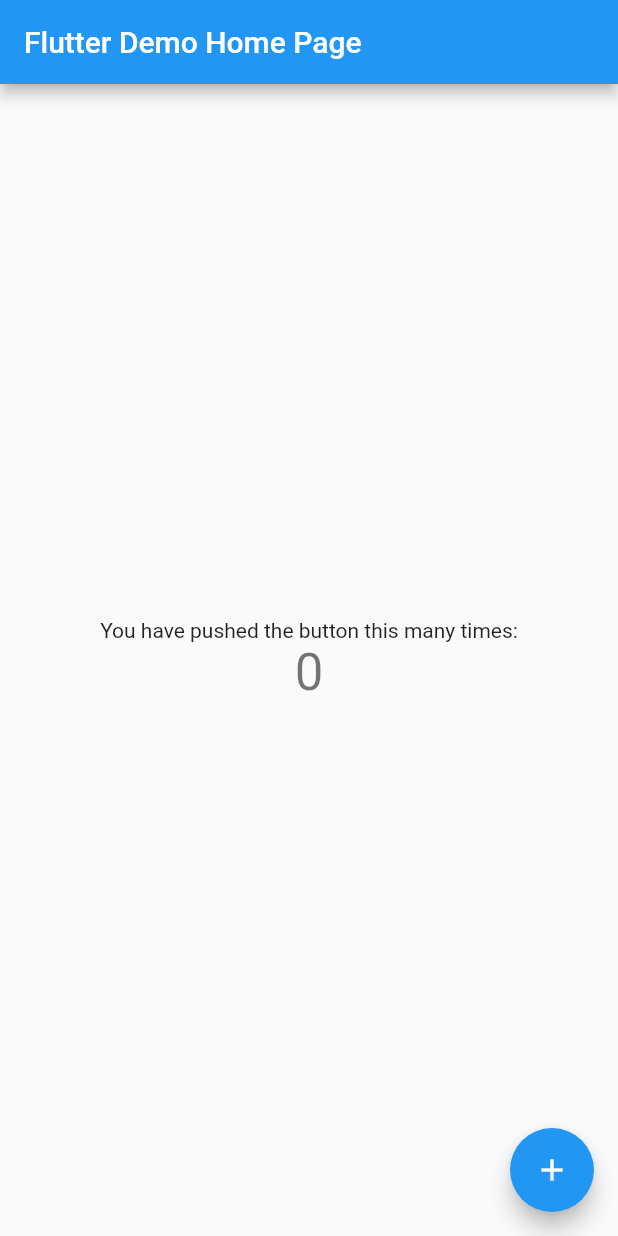
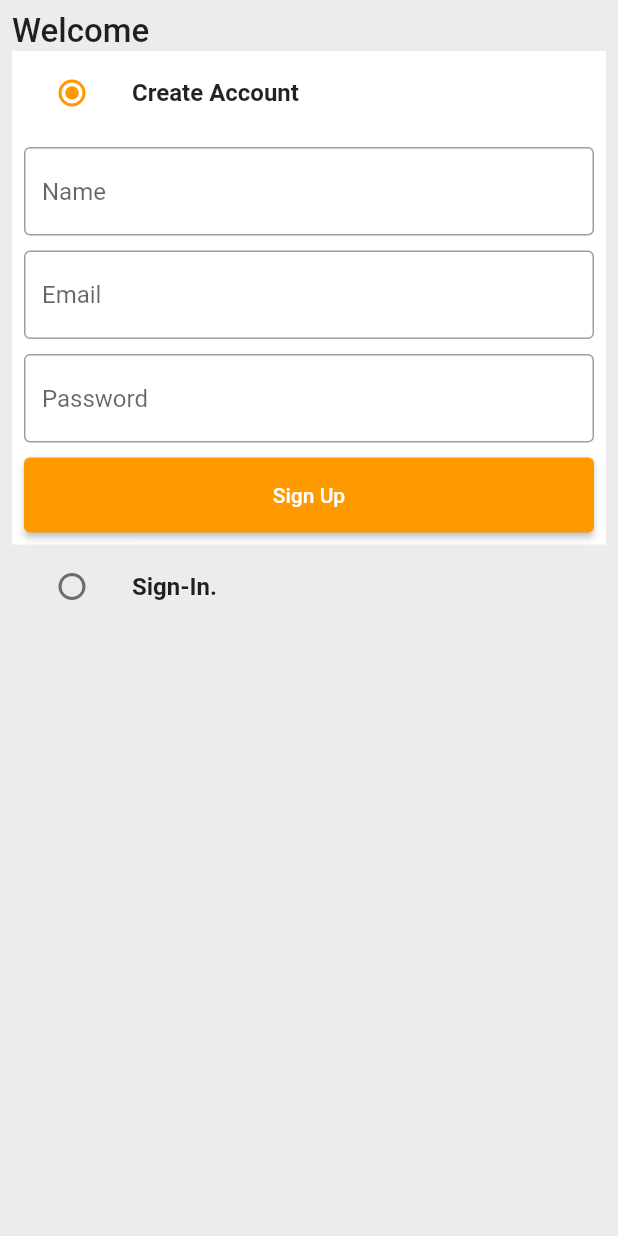
Before and after one commit to hero-BA/flutter_amazon_clone, a Flutter app: the screen it shows after launch, on a phone screen of 412 x 824 dp. Run offline on Flutter 3.47's test engine with Material 2 defaults, Android fonts, the phone set to English and light mode, and no system bars.

Commit message:
Auth Screen

```diff
--- /dev/null
+++ b/lib/common/widgets/custom_button.dart
@@ -0,0 +1,21 @@
+import 'package:flutter/material.dart';
+
+class CustomButton extends StatelessWidget {
+  final String text;
+  final VoidCallback onTap;
+  const CustomButton({Key? key, required this.text, required this.onTap})
+      : super(key: key);
+
+  @override
+  Widget build(BuildContext context) {
+    return ElevatedButton(
+      child: Text(
+        text,
+      ),
+      onPressed: onTap,
+      style: ElevatedButton.styleFrom(
+        minimumSize: const Size(double.infinity, 50),
+      ),
+    );
+  }
+}
--- /dev/null
+++ b/lib/common/widgets/custom_textfield.dart
@@ -0,0 +1,24 @@
+import 'package:flutter/material.dart';
+
+class CustomTextField extends StatelessWidget {
+  final TextEditingController controller;
+  final String hintText;
+  const CustomTextField(
+      {Key? key, required this.controller, required this.hintText})
+      : super(key: key);
+
+  @override
+  Widget build(BuildContext context) {
+    return TextFormField(
+      controller: controller,
+      decoration: InputDecoration(
+        hintText: hintText,
+        border: const OutlineInputBorder(
+            borderSide: BorderSide(color: Colors.black38)),
+        enabledBorder: const OutlineInputBorder(
+            borderSide: BorderSide(color: Colors.black38)),
+      ),
+      // validator: ,
+    );
+  }
+}
--- /dev/null
+++ b/lib/constants/global_variables.dart
@@ -0,0 +1,18 @@
+import 'package:flutter/material.dart';
+
+class GlobalVariables {
+  // COLORS
+  static const appBarGradient = LinearGradient(
+    colors: [
+      Color.fromARGB(255, 29, 201, 192),
+      Color.fromARGB(255, 125, 221, 216),
+    ],
+    stops: [0.5, 1.0],
+  );
+
+  static const secondaryColor = Color.fromRGBO(255, 153, 0, 1);
+  static const backgroundColor = Colors.white;
+  static const Color greyBackgroundColor = Color(0xffebecee);
+  static var selectedNavBarColor = Colors.cyan[800]!;
+  static const unselectedNavBarColor = Colors.black87;
+}
--- /dev/null
+++ b/lib/features/auth/screens/auth_screen.dart
@@ -0,0 +1,147 @@
+import 'package:flutter_amazon_clone/common/widgets/custom_button.dart';
+import 'package:flutter_amazon_clone/common/widgets/custom_textfield.dart';
+import 'package:flutter_amazon_clone/constants/global_variables.dart';
+import 'package:flutter/material.dart';
+
+enum Auth { signin, signup }
+
+class AuthScreen extends StatefulWidget {
+  static const String routeName = '/auth-screen';
+  const AuthScreen({super.key});
+
+  @override
+  State<AuthScreen> createState() => _AuthScreenState();
+}
+
+class _AuthScreenState extends State<AuthScreen> {
+  Auth _auth = Auth.signup;
+  final _signUpFormKey = GlobalKey<FormState>();
+  final _signInFormKey = GlobalKey<FormState>();
+
+  final TextEditingController _emailController = TextEditingController();
+  final TextEditingController _passwordController = TextEditingController();
+  final TextEditingController _nameController = TextEditingController();
+
+  @override
+  void dispose() {
+    super.dispose();
+    _emailController.dispose();
+    _passwordController.dispose();
+    _nameController.dispose();
+  }
+
+  @override
+  Widget build(BuildContext context) {
+    return Scaffold(
+      backgroundColor: GlobalVariables.greyBackgroundColor,
+      body: SafeArea(
+        child: Padding(
+          padding: const EdgeInsets.all(8.0),
+          child: Column(
+            crossAxisAlignment: CrossAxisAlignment.start,
+            children: [
+              const Text(
+                'Welcome',
+                style: TextStyle(fontSize: 22, fontWeight: FontWeight.w500),
+              ),
+              ListTile(
+                tileColor: _auth == Auth.signup
+                    ? GlobalVariables.backgroundColor
+                    : GlobalVariables.greyBackgroundColor,
+                title: const Text(
+                  'Create Account',
+                  style: TextStyle(fontWeight: FontWeight.bold),
+                ),
+                leading: Radio(
+                  activeColor: GlobalVariables.secondaryColor,
+                  value: Auth.signup,
+                  groupValue: _auth,
+                  onChanged: (Auth? val) {
+                    setState(() {
+                      _auth = val!;
+                    });
+                  },
+                ),
+              ),
+              if (_auth == Auth.signup)
+                Container(
+                  padding: const EdgeInsets.all(8),
+                  color: GlobalVariables.backgroundColor,
+                  child: Form(
+                    key: _signUpFormKey,
+                    child: Column(
+                      children: [
+                        CustomTextField(
+                          controller: _nameController,
+                          hintText: 'Name',
+                        ),
+                        const SizedBox(height: 10),
+                        CustomTextField(
+                          controller: _emailController,
+                          hintText: 'Email',
+                        ),
+                        const SizedBox(height: 10),
+                        CustomTextField(
+                          controller: _passwordController,
+                          hintText: 'Password',
+                        ),
+                        const SizedBox(
+                          height: 10,
+                        ),
+                        CustomButton(text: 'Sign Up', onTap: () {})
+                      ],
+                    ),
+                  ),
+                ),
+              ListTile(
+                tileColor: _auth == Auth.signin
+                    ? GlobalVariables.backgroundColor
+                    : GlobalVariables.greyBackgroundColor,
+                title: const Text(
+                  'Sign-In.',
+                  style: TextStyle(fontWeight: FontWeight.bold),
+                ),
+                leading: Radio(
+                  activeColor: GlobalVariables.secondaryColor,
+                  value: Auth.signin,
+                  groupValue: _auth,
+                  onChanged: (Auth? val) {
+                    setState(() {
+                      _auth = val!;
+                    });
+                  },
+                ),
+              ),
+              if (_auth == Auth.signin)
+                Container(
+                  padding: const EdgeInsets.all(8),
+                  color: GlobalVariables.backgroundColor,
+                  child: Form(
+                    key: _signUpFormKey,
+                    child: Column(
+                      children: [
+                        const SizedBox(height: 10),
+                        CustomTextField(
+                          controller: _emailController,
+                          hintText: 'Email',
+                        ),
+                        const SizedBox(height: 10),
+                        CustomTextField(
+                          controller: _passwordController,
+                          hintText: 'Password',
+                        ),
+                        const SizedBox(
+                          height: 10,
+                        ),
+                        CustomButton(text: 'Sign In', onTap: () {})
+                      ],
+                    ),
+                  ),
+                ),
+            ],
+          ),
+        ),
+      ),
+    );
+  }
+}
--- a/lib/main.dart
+++ b/lib/main.dart
@@ -1,3 +1,6 @@
+import 'package:flutter_amazon_clone/constants/global_variables.dart';
+import 'package:flutter_amazon_clone/router.dart';
+import 'package:flutter_amazon_clone/features/auth/screens/auth_screen.dart';
 import 'package:flutter/material.dart';
 
 void main() {
@@ -7,109 +10,19 @@ void main() {
 class MyApp extends StatelessWidget {
   const MyApp({super.key});
 
-  // This widget is the root of your application.
   @override
   Widget build(BuildContext context) {
     return MaterialApp(
       title: 'Amazon Clone',
       theme: ThemeData(
-        // This is the theme of your application.
-        //
-        // Try running your application with "flutter run". You'll see the
-        // application has a blue toolbar. Then, without quitting the app, try
-        // changing the primarySwatch below to Colors.green and then invoke
-        // "hot reload" (press "r" in the console where you ran "flutter run",
-        // or simply save your changes to "hot reload" in a Flutter IDE).
-        // Notice that the counter didn't reset back to zero; the application
-        // is not restarted.
-        primarySwatch: Colors.blue,
-      ),
-      home: const MyHomePage(title: 'Flutter Demo Home Page'),
+          scaffoldBackgroundColor: GlobalVariables.backgroundColor,
+          colorScheme: const ColorScheme.light(
+            primary: GlobalVariables.secondaryColor,
+          ),
+          appBarTheme: const AppBarTheme(
+              elevation: 0, iconTheme: IconThemeData(color: Colors.black))),
+      onGenerateRoute: (settings) => generateRoute(settings),
+      home: const AuthScreen(),
     );
   }
 }
-
-class MyHomePage extends StatefulWidget {
-  const MyHomePage({super.key, required this.title});
-
-  // This widget is the home page of your application. It is stateful, meaning
-  // that it has a State object (defined below) that contains fields that affect
-  // how it looks.
-
-  // This class is the configuration for the state. It holds the values (in this
-  // case the title) provided by the parent (in this case the App widget) and
-  // used by the build method of the State. Fields in a Widget subclass are
-  // always marked "final".
-
-  final String title;
-
-  @override
-  State<MyHomePage> createState() => _MyHomePageState();
-}
-
-class _MyHomePageState extends State<MyHomePage> {
-  int _counter = 0;
-
-  void _incrementCounter() {
-    setState(() {
-      // This call to setState tells the Flutter framework that something has
-      // changed in this State, which causes it to rerun the build method below
-      // so that the display can reflect the updated values. If we changed
-      // _counter without calling setState(), then the build method would not be
-      // called again, and so nothing would appear to happen.
-      _counter++;
-    });
-  }
-
-  @override
-  Widget build(BuildContext context) {
-    // This method is rerun every time setState is called, for instance as done
-    // by the _incrementCounter method above.
-    //
-    // The Flutter framework has been optimized to make rerunning build methods
-    // fast, so that you can just rebuild anything that needs updating rather
-    // than having to individually change instances of widgets.
-    return Scaffold(
-      appBar: AppBar(
-        // Here we take the value from the MyHomePage object that was created by
-        // the App.build method, and use it to set our appbar title.
-        title: Text(widget.title),
-      ),
-      body: Center(
-        // Center is a layout widget. It takes a single child and positions it
-        // in the middle of the parent.
-        child: Column(
-          // Column is also a layout widget. It takes a list of children and
-          // arranges them vertically. By default, it sizes itself to fit its
-          // children horizontally, and tries to be as tall as its parent.
-          //
-          // Invoke "debug painting" (press "p" in the console, choose the
-          // "Toggle Debug Paint" action from the Flutter Inspector in Android
-          // Studio, or the "Toggle Debug Paint" command in Visual Studio Code)
-          // to see the wireframe for each widget.
-          //
-          // Column has various properties to control how it sizes itself and
-          // how it positions its children. Here we use mainAxisAlignment to
-          // center the children vertically; the main axis here is the vertical
-          // axis because Columns are vertical (the cross axis would be
-          // horizontal).
-          mainAxisAlignment: MainAxisAlignment.center,
-          children: <Widget>[
-            const Text(
-              'You have pushed the button this many times:',
-            ),
-            Text(
-              '$_counter',
-              style: Theme.of(context).textTheme.headline4,
-            ),
-          ],
-        ),
-      ),
-      floatingActionButton: FloatingActionButton(
-        onPressed: _incrementCounter,
-        tooltip: 'Increment',
-        child: const Icon(Icons.add),
-      ), // This trailing comma makes auto-formatting nicer for build methods.
-    );
-  }
-}
--- /dev/null
+++ b/lib/router.dart
@@ -0,0 +1,18 @@
+import 'package:flutter_amazon_clone/features/auth/screens/auth_screen.dart';
+import 'package:flutter/material.dart';
+
+Route<dynamic> generateRoute(RouteSettings routeSettings) {
+  switch (routeSettings.name) {
+    case AuthScreen.routeName:
+      return MaterialPageRoute(
+          settings: routeSettings, builder: (_) => const AuthScreen());
+    default:
+      return MaterialPageRoute(
+          settings: routeSettings,
+          builder: (_) => const Scaffold(
+                body: Center(
+                  child: Text('Screen does not exist!'),
+                ),
+              ));
+  }
+}
```
